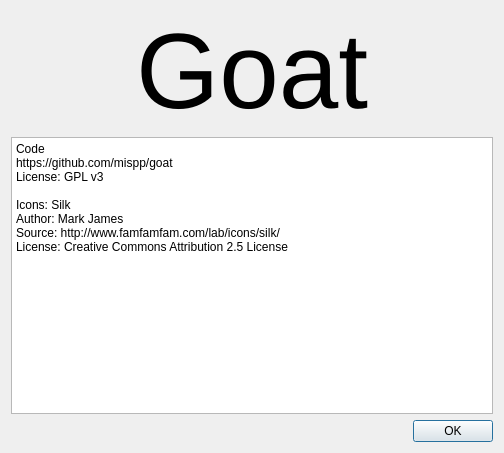
This is ui/AboutDialog.ui in mispp/goat as Qt 5 draws it before an edit. The edited form follows.
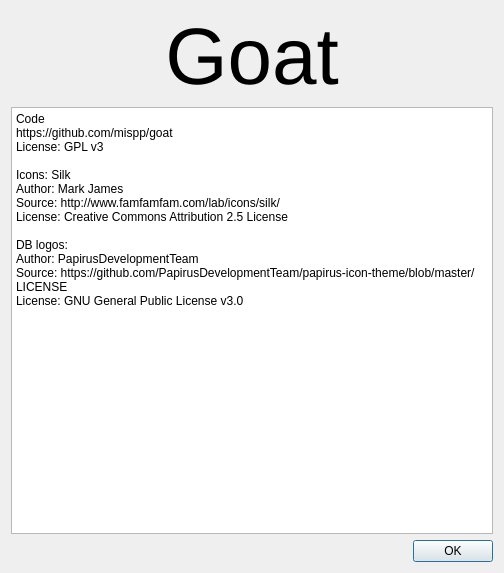
This is the edited form.

Commit message:
get database icons in comboboxes (solves #43) (#72)
* get database icons in comboboxes (solves #43)

The edit to the form file:
```diff
--- a/ui/AboutDialog.ui
+++ b/ui/AboutDialog.ui
@@ -7,7 +7,7 @@
     <x>0</x>
     <y>0</y>
     <width>504</width>
-    <height>453</height>
+    <height>573</height>
    </rect>
   </property>
   <property name="windowTitle">
@@ -18,7 +18,7 @@
     <widget class="QLabel" name="label">
      <property name="font">
       <font>
-       <pointsize>80</pointsize>
+       <pointsize>60</pointsize>
       </font>
      </property>
      <property name="text">
@@ -42,7 +42,12 @@
 Icons: Silk
 Author: Mark James
 Source: http://www.famfamfam.com/lab/icons/silk/
-License: Creative Commons Attribution 2.5 License</string>
+License: Creative Commons Attribution 2.5 License
+
+DB logos:
+Author: PapirusDevelopmentTeam
+Source: https://github.com/PapirusDevelopmentTeam/papirus-icon-theme/blob/master/LICENSE
+License: GNU General Public License v3.0</string>
      </property>
     </widget>
    </item>
```
The commit also changes 7991 other files.
